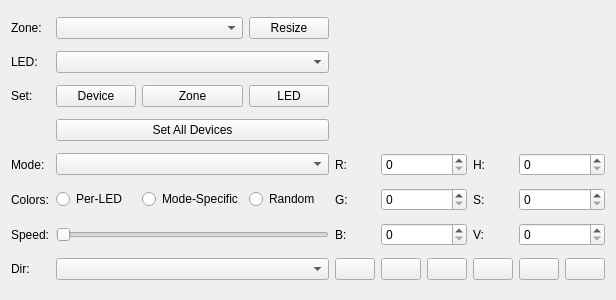
Qt form qt/OpenRGBDevicePage.ui (CalcProgrammer1/OpenRGB) before a commit.
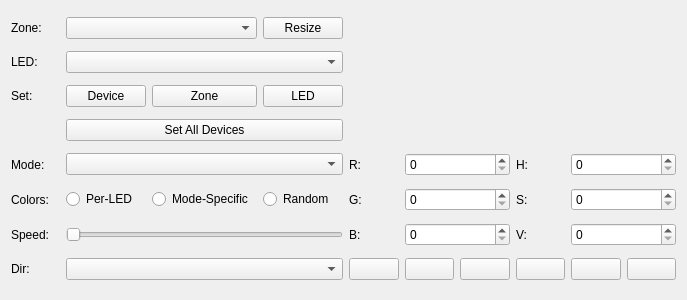
The same form after that commit. Custom widgets are drawn as their Qt base class.

Commit message: Add widget that displays the current color of all LEDs on a controller

```diff
--- a/qt/OpenRGBDevicePage.ui
+++ b/qt/OpenRGBDevicePage.ui
@@ -6,7 +6,7 @@
    <rect>
     <x>0</x>
     <y>0</y>
-    <width>556</width>
+    <width>687</width>
     <height>300</height>
    </rect>
   </property>
@@ -264,7 +264,7 @@
      </property>
     </widget>
    </item>
-   <item row="0" column="6" rowspan="4" colspan="6">
+   <item row="0" column="9" rowspan="4" colspan="3">
     <widget class="ColorWheel" name="ColorWheelBox" native="true">
      <property name="sizePolicy">
       <sizepolicy hsizetype="Preferred" vsizetype="Preferred">
@@ -286,6 +286,12 @@
     <signal>colorChanged(QColor)</signal>
    </slots>
   </customwidget>
+  <customwidget>
+   <class>DeviceView</class>
+   <extends>QWidget</extends>
+   <header location="global">DeviceView.h</header>
+   <container>1</container>
+  </customwidget>
  </customwidgets>
  <tabstops>
   <tabstop>ZoneBox</tabstop>
```
Left out of the diff: 3 changed lines with no effect on the pictures. The commit also changes 4 other files.
